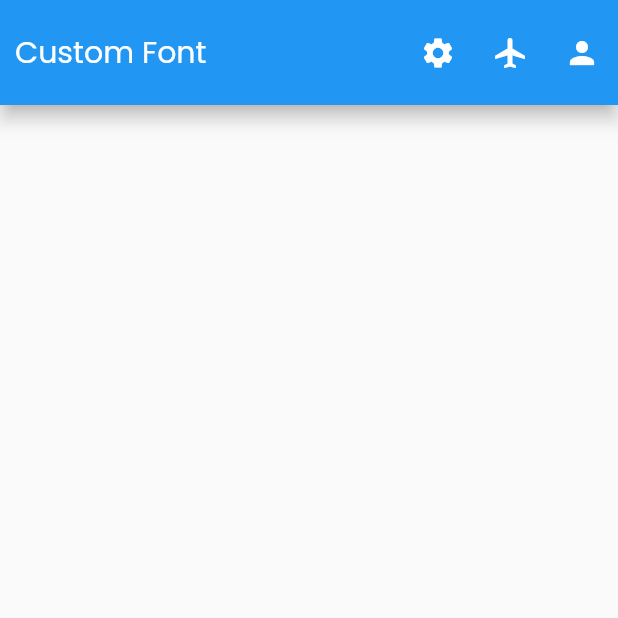
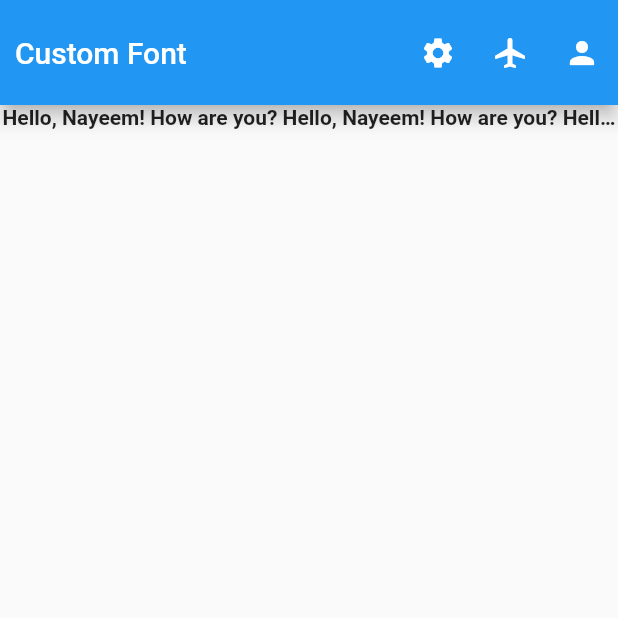
Before and after one commit to abircse/Flutter-Journey, a Flutter app: the CustomFontActivity screen opened directly, on a phone screen of 412 x 824 dp, the top half of it. Run offline on Flutter 3.47's test engine with Material 2 defaults, Android fonts, the phone set to English and light mode, and no system bars.

Commit message:
File changes

```diff
--- a/lib/main.dart
+++ b/lib/main.dart
@@ -1,16 +1,13 @@
 import 'package:flutter/material.dart';
-import 'package:flutterjourney/topics/navigationroute/FirstScreen.dart';
 import 'package:flutterjourney/topics/scaffolds/LefNavigationDrawer.dart';
-import 'package:flutterjourney/topics/customfont/CustomFont.dart';
 
 void main() {
-  runApp(CustomFont());
-
   /*
   runApp(MaterialApp(
     home: FirstScreen(),
   )
   );
+  */
 
-   */
+  runApp(LefNavigationDrawer());
 }
--- a/lib/topics/customfont/CustomFont.dart
+++ b/lib/topics/customfont/CustomFont.dart
@@ -1,23 +1,23 @@
 import 'package:flutter/material.dart';
 
-class CustomFont extends StatelessWidget{
+class CustomFont extends StatelessWidget {
   @override
   Widget build(BuildContext context) {
     return MaterialApp(
-      theme: ThemeData(primarySwatch: Colors.blue, fontFamily: "Poppins-Regular"),
+      theme:
+          ThemeData(primarySwatch: Colors.blue, fontFamily: "Poppins-Regular"),
       darkTheme: ThemeData(primarySwatch: Colors.green),
       home: CustomFontActivity(),
     );
   }
 }
 
-class CustomFontActivity extends StatefulWidget{
+class CustomFontActivity extends StatefulWidget {
   @override
   _CustomFont createState() => _CustomFont();
 }
 
 class _CustomFont extends State<CustomFontActivity> {
-
   MySnackbar(message, context) {
     return ScaffoldMessenger.of(context)
         .showSnackBar(SnackBar(content: Text(message)));
@@ -34,9 +34,23 @@ class _CustomFont extends State<CustomFontActivity> {
         toolbarHeight: 70,
         toolbarOpacity: 1,
         actions: [
-            IconButton(onPressed: () { MySnackbar("Click", context); }, icon: Icon(Icons.settings)),
+          IconButton(
+              onPressed: () {
+                MySnackbar("Click", context);
+              },
+              icon: Icon(Icons.settings)),
           IconButton(onPressed: () {}, icon: Icon(Icons.airplanemode_active)),
           IconButton(onPressed: () {}, icon: Icon(Icons.person))
+        ],
+      ),
+      body: Column(
+        children: [
+          Text(
+            'Hello, Nayeem! How are you? Hello, Nayeem! How are you? Hello, Nayeem! How are you? Hello, Nayeem! How are you?',
+            textAlign: TextAlign.center,
+            overflow: TextOverflow.ellipsis,
+            style: const TextStyle(fontWeight: FontWeight.bold),
+          )
         ],
       ),
     );
```
Lines whose indentation alone changed are shown as unchanged.
